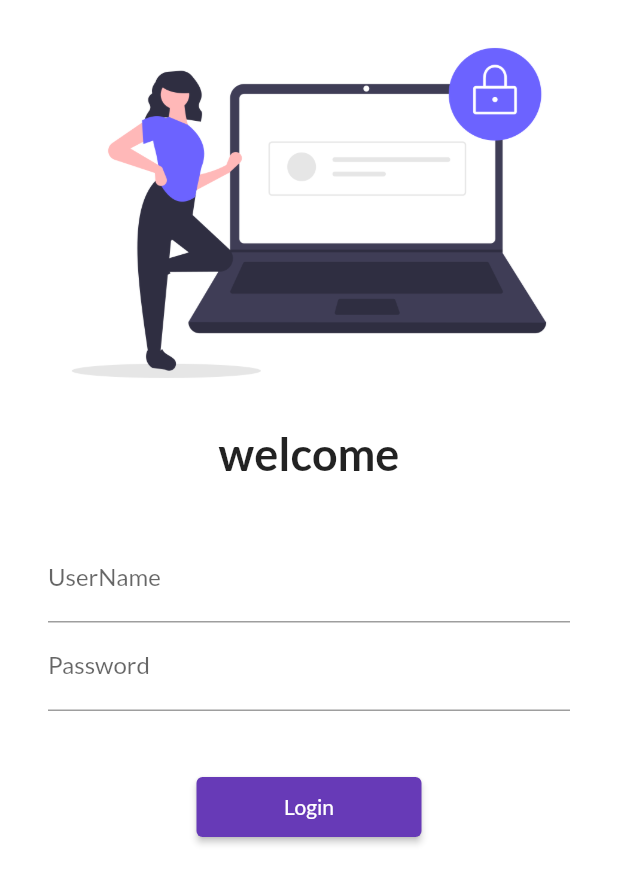
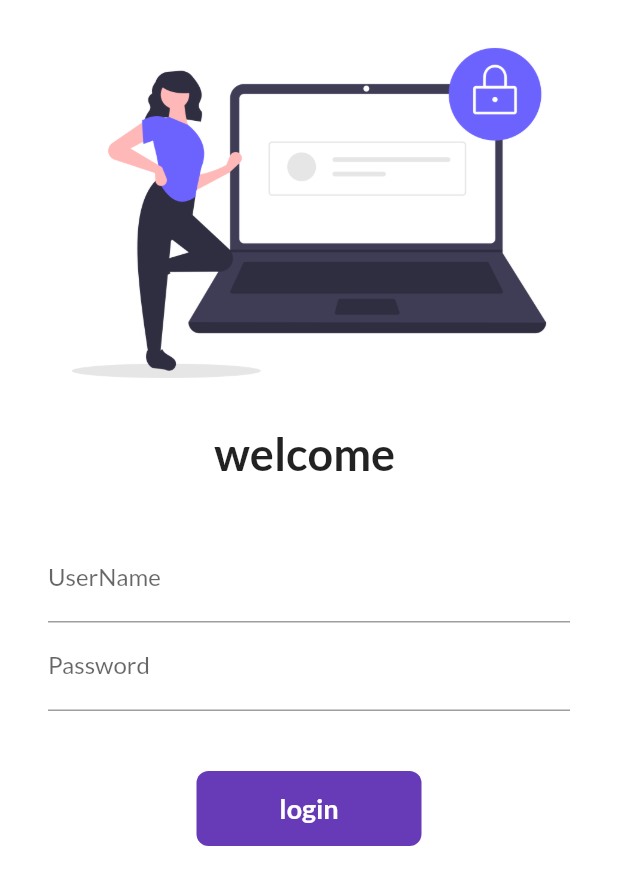
Before and after one commit to IjazAhmaid/Flutter8hours, a Flutter app: the screen it shows after launch, on a phone screen of 412 x 824 dp. Shown: the top 885 px of the screen. Run offline on Flutter 3.47's test engine with Material 2 defaults, Android fonts, the phone set to English and light mode, and no system bars; our stand-ins replace google_fonts.

Commit message:
Day6 completed

```diff
--- a/lib/pages/login_page.dart
+++ b/lib/pages/login_page.dart
@@ -1,9 +1,16 @@
 import 'package:flutter/material.dart';
 import 'package:project8hours/utlis/routes.dart';
 
-class LoginPage extends StatelessWidget {
+class LoginPage extends StatefulWidget {
   const LoginPage({Key? key}) : super(key: key);
 
+  @override
+  State<LoginPage> createState() => _LoginPageState();
+}
+
+class _LoginPageState extends State<LoginPage> {
+  String name = "";
+  bool changeButton = false;
   @override
   Widget build(BuildContext context) {
     return Material(
@@ -15,9 +22,9 @@
                 'assets/images/login.png',
                 fit: BoxFit.cover,
               ),
-              const Text(
-                "welcome",
-                style: TextStyle(
+              Text(
+                "welcome $name",
+                style: const TextStyle(
                   fontSize: 30,
                   fontWeight: FontWeight.bold,
                 ),
@@ -33,6 +40,10 @@
                     TextFormField(
                       decoration: const InputDecoration(
                           hintText: "Enter Username", labelText: "UserName"),
+                      onChanged: (value) {
+                        name = value;
+                        setState(() {});
+                      },
                     ),
                     TextFormField(
                       obscureText: true,
@@ -42,13 +53,48 @@
                     const SizedBox(
                       height: 40,
                     ),
-                    ElevatedButton(
+                    InkWell(
+                      onTap: () async {
+                        await Future.delayed(const Duration(seconds: 1));
+                        Navigator.pushNamed(context, MyRoutes.homeRoute);
+                        setState(() {
+                          changeButton = true;
+                        });
+                      },
+                      child: AnimatedContainer(
+                        duration: const Duration(seconds: 1),
+                        width: changeButton ? 45 : 150,
+                        height: 50,
+                        alignment: Alignment.center,
+                        child: changeButton
+                            ? const Icon(
+                                Icons.done,
+                                color: Colors.white,
+                              )
+                            : const Text('login',
+                                style: TextStyle(
+                                  color: Colors.white,
+                                  fontWeight: FontWeight.bold,
+                                  fontSize: 18,
+                                )),
+                        decoration: BoxDecoration(
+                            color: Colors.deepPurple,
+                            /* shape: changeButton
+                              ? BoxShape.circle
+                              : BoxShape.rectangle,
+                          */
+                            borderRadius:
+                                BorderRadius.circular(changeButton ? 50 : 8)),
+                      ),
+                    )
+
+                    /* ElevatedButton(
                         style: TextButton.styleFrom(
                             minimumSize: const Size(150, 40)),
                         onPressed: () {
                           Navigator.pushNamed(context, MyRoutes.homeRoute);
                         },
-                        child: const Text('Login')),
+                        child: const Text('Login')),*/
                   ],
                 ),
               )
```
